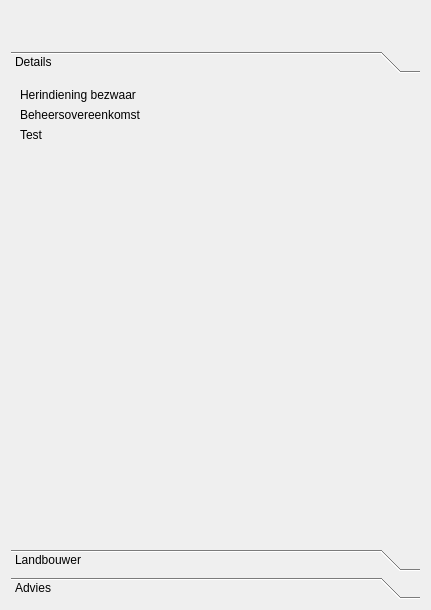
DOV-Vlaanderen/erosiebezwaren, file ui_parcelinfowidget.ui: the form before one commit.
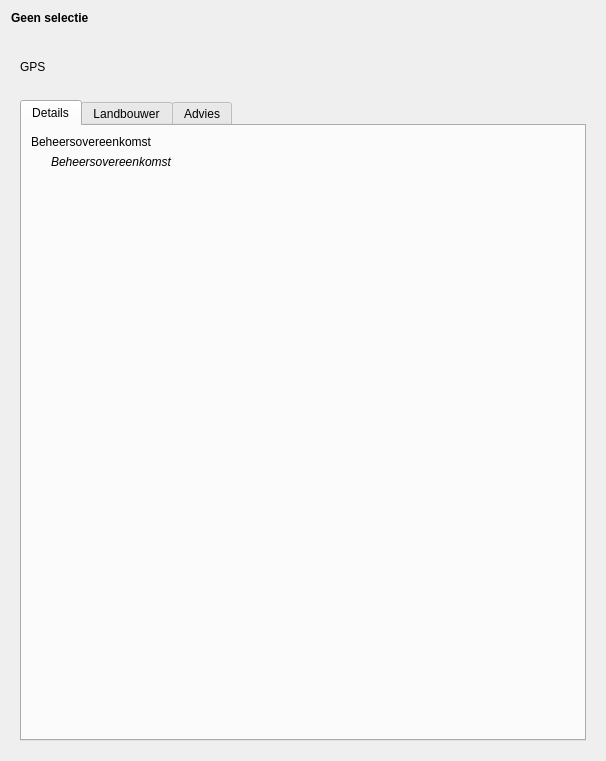
The form after the commit. Custom widgets are drawn as their Qt base class.

Commit message: Introduce ElevatedFeatureWidget.

```diff
--- a/ui_parcelinfowidget.ui
+++ b/ui_parcelinfowidget.ui
@@ -6,8 +6,8 @@
    <rect>
     <x>0</x>
     <y>0</y>
-    <width>431</width>
-    <height>610</height>
+    <width>606</width>
+    <height>761</height>
    </rect>
   </property>
   <property name="windowTitle">
@@ -15,6 +15,20 @@
   </property>
   <layout class="QVBoxLayout" name="verticalLayout_2">
    <item>
+    <widget class="QLabel" name="lb_geenselectie">
+     <property name="styleSheet">
+      <string notr="true">* { font-weight: bold; }</string>
+     </property>
+     <property name="text">
+      <string>Geen selectie</string>
+     </property>
+     <property name="alignment">
+      <set>Qt::AlignLeading|Qt::AlignLeft|Qt::AlignTop</set>
+     </property>
+    </widget>
+   </item>
+   <item>
+    <widget class="QWidget" name="infoWidget" native="true">
     <layout class="QVBoxLayout" name="verticalLayout">
      <item>
       <widget class="QLabel" name="lbv_id">
@@ -31,122 +45,100 @@
        </property>
       </widget>
      </item>
+      <item>
+       <widget class="QLabel" name="lb_gps">
+        <property name="text">
+         <string>GPS</string>
+        </property>
+       </widget>
+      </item>
      <item>
       <widget class="QLabel" name="lbv_gps">
+        <property name="styleSheet">
+         <string notr="true">* { font-style: italic; }</string>
+        </property>
        <property name="text">
         <string/>
        </property>
-       <property name="alignment">
-        <set>Qt::AlignLeading|Qt::AlignLeft|Qt::AlignTop</set>
+        <property name="indent">
+         <number>20</number>
+        </property>
+        <property name="buddy">
+         <cstring></cstring>
        </property>
       </widget>
      </item>
      <item>
-      <widget class="QToolBox" name="toolBox">
-       <property name="frameShape">
-        <enum>QFrame::NoFrame</enum>
-       </property>
-       <property name="frameShadow">
-        <enum>QFrame::Sunken</enum>
+       <widget class="QTabWidget" name="tabWidget">
+        <property name="tabPosition">
+         <enum>QTabWidget::North</enum>
+        </property>
+        <property name="tabShape">
+         <enum>QTabWidget::Rounded</enum>
        </property>
        <property name="currentIndex">
         <number>0</number>
        </property>
-       <widget class="QWidget" name="pg_details">
-        <property name="geometry">
-         <rect>
-          <x>0</x>
-          <y>0</y>
-          <width>411</width>
-          <height>433</height>
-         </rect>
-        </property>
-        <attribute name="label">
+        <widget class="QWidget" name="tab">
+         <attribute name="title">
          <string>Details</string>
         </attribute>
         <layout class="QVBoxLayout" name="verticalLayout_3">
          <item>
-          <layout class="QFormLayout" name="formLayout">
-           <property name="fieldGrowthPolicy">
-            <enum>QFormLayout::AllNonFixedFieldsGrow</enum>
-           </property>
-           <item row="0" column="0">
-            <widget class="QLabel" name="lb_herindiening">
-             <property name="text">
-              <string>Herindiening bezwaar</string>
-             </property>
-            </widget>
-           </item>
-           <item row="1" column="0">
             <widget class="QLabel" name="lb_beheersovereenkomst">
              <property name="text">
               <string>Beheersovereenkomst</string>
              </property>
-            </widget>
-           </item>
-           <item row="1" column="1">
-            <widget class="AutohideValueLabel" name="lbv_beheersovereenkomst">
+            <property name="indent">
+             <number>0</number>
+            </property>
+           </widget>
+          </item>
+          <item>
+           <widget class="AutohideValueLabel" name="vw_bo">
+            <property name="styleSheet">
+             <string notr="true">* { font-style: italic; }</string>
+            </property>
              <property name="text">
-              <string/>
+             <string>Beheersovereenkomst</string>
+            </property>
+            <property name="indent">
+             <number>20</number>
              </property>
              <property name="buddy">
               <cstring>lb_beheersovereenkomst</cstring>
              </property>
             </widget>
            </item>
-           <item row="2" column="0">
-            <widget class="QLabel" name="label">
-             <property name="text">
-              <string>Test</string>
-             </property>
-            </widget>
-           </item>
-           <item row="0" column="1">
-            <widget class="AutohideValueLabel" name="lbv_herindiening">
-             <property name="text">
-              <string/>
-             </property>
-             <property name="buddy">
-              <cstring>lb_herindiening</cstring>
-             </property>
-            </widget>
-           </item>
-          </layout>
-         </item>
-        </layout>
-       </widget>
-       <widget class="QWidget" name="pg_landbouwer">
-        <property name="geometry">
-         <rect>
-          <x>0</x>
-          <y>0</y>
-          <width>411</width>
-          <height>433</height>
-         </rect>
-        </property>
-        <attribute name="label">
+          <item>
+           <spacer name="verticalSpacer">
+            <property name="orientation">
+             <enum>Qt::Vertical</enum>
+            </property>
+            <property name="sizeHint" stdset="0">
+             <size>
+              <width>20</width>
+              <height>40</height>
+             </size>
+            </property>
+           </spacer>
+          </item>
+         </layout>
+        </widget>
+        <widget class="QWidget" name="tab_2">
+         <attribute name="title">
          <string>Landbouwer</string>
         </attribute>
        </widget>
-       <widget class="QWidget" name="pg_advies">
-        <property name="enabled">
-         <bool>true</bool>
-        </property>
-        <property name="geometry">
-         <rect>
-          <x>0</x>
-          <y>0</y>
-          <width>411</width>
-          <height>433</height>
-         </rect>
-        </property>
-        <attribute name="label">
+        <widget class="QWidget" name="tab_3">
+         <attribute name="title">
          <string>Advies</string>
         </attribute>
        </widget>
       </widget>
      </item>
     </layout>
+    </widget>
    </item>
   </layout>
  </widget>
```
Left out of the diff: 6 changed lines with no effect on the pictures. Lines whose indentation alone changed are shown as unchanged. The commit also changes 2 other files.
